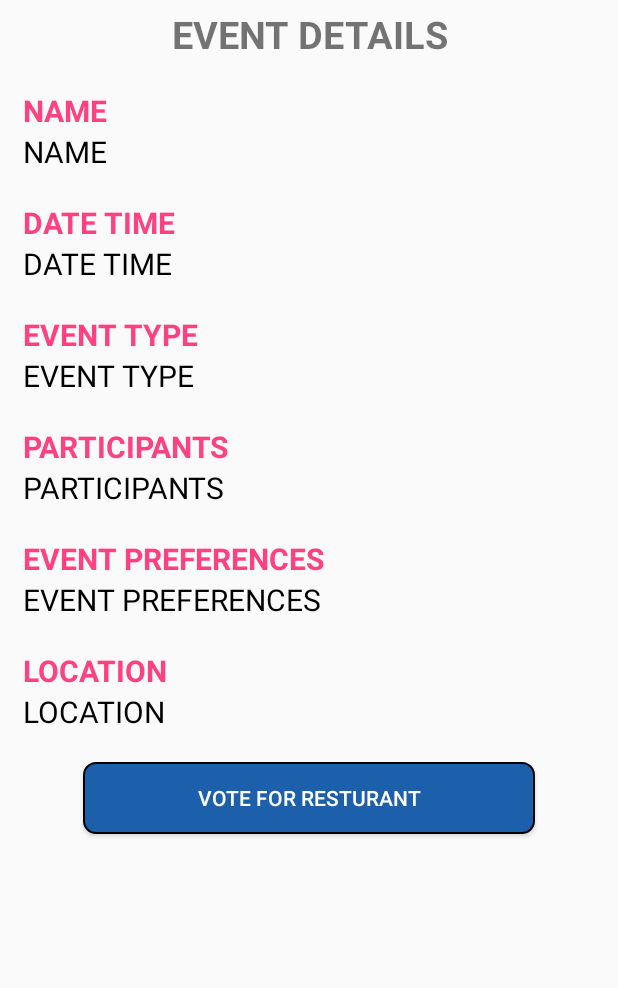
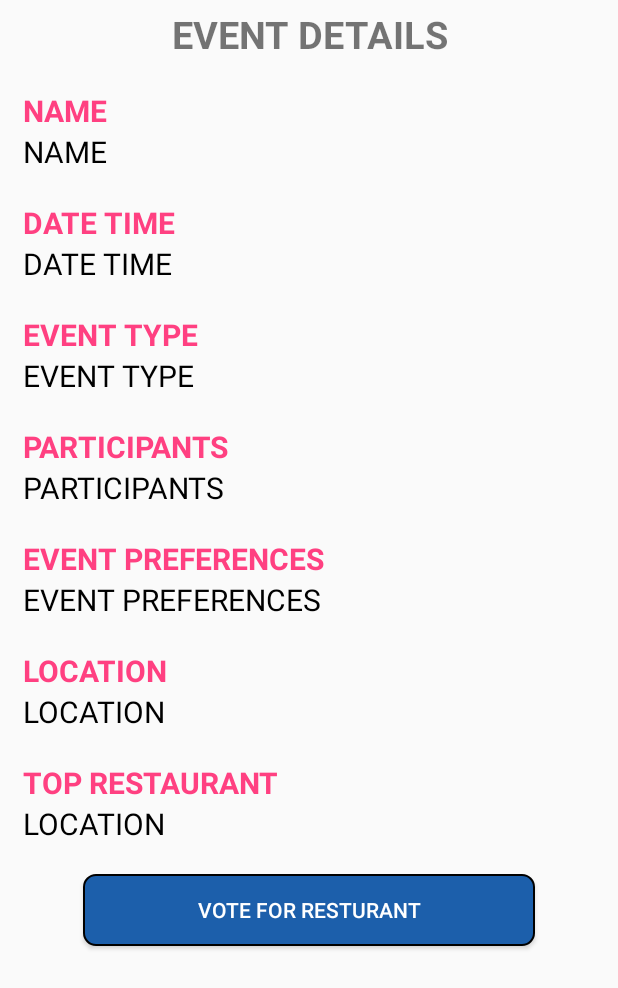
Before and after one commit to aadamsaleem/EatOutAndroid, an Android app: the EventDetailActivity screen opened directly, with no data from a screen before it, on a phone screen of 412 x 824 dp. Shown: the top 988 px of the screen. Run offline under Robolectric (Android 15) with nearby library versions, the phone set to English and light mode, and no system bars; libraries missing offline, so code that uses them is left out: com.loopj.android, cz.msebera.android; 5 statements that could not run were skipped.

Commit message:
Review Button

```diff
--- a/app/src/main/java/com/aadamsaleem/eatout/LoggedIn/Event/CreateEventActivity.java
+++ b/app/src/main/java/com/aadamsaleem/eatout/LoggedIn/Event/CreateEventActivity.java
@@ -304,7 +304,8 @@ public class CreateEventActivity extends AppCompatActivity {
                 }
 
                 eventDetails.put("PARTICIPANTS", friends);
-                eventDetails.put("LOCATION", locationCustomEditText.getText());
+
+                eventDetails.put("LOCATION", locationCustomEditText.getObjects().get(0));
 
                 json.put("EVENT_DETAILS", eventDetails);
             } catch (JSONException e) {
--- a/app/src/main/java/com/aadamsaleem/eatout/LoggedIn/Event/EventDetailActivity.java
+++ b/app/src/main/java/com/aadamsaleem/eatout/LoggedIn/Event/EventDetailActivity.java
@@ -1,11 +1,14 @@
 package com.aadamsaleem.eatout.LoggedIn.Event;
 
+import android.app.Dialog;
 import android.content.Intent;
 import android.os.Bundle;
 import android.support.v7.app.AppCompatActivity;
+import android.util.Log;
 import android.view.View;
 import android.widget.Button;
 import android.widget.TextView;
+import android.widget.Toast;
 
 import com.aadamsaleem.eatout.LoggedIn.Voting.RecommendationVoting;
 import com.aadamsaleem.eatout.R;
@@ -18,8 +21,9 @@ import org.json.JSONObject;
 public class EventDetailActivity extends AppCompatActivity {
 
 
-    private TextView nameTV, dateTimeTV, eventTypeTV, participantsTV, preferencesTV, locationTV;
+    private TextView nameTV, dateTimeTV, eventTypeTV, participantsTV, preferencesTV, locationTV, restaurantTV;
     private Button vote;
+    private boolean isFinished;
 
     String eventID = "";
     @Override
@@ -42,6 +46,7 @@ public class EventDetailActivity extends AppCompatActivity {
         participantsTV = (TextView) findViewById(R.id.participants_tv);
         preferencesTV = (TextView) findViewById(R.id.preferneces_tv);
         locationTV = (TextView) findViewById(R.id.location_tv);
+        restaurantTV = (TextView) findViewById(R.id.resturant_tv);
 
         vote = (Button) findViewById(R.id.vote_button);
     }
@@ -71,14 +76,32 @@ public class EventDetailActivity extends AppCompatActivity {
             @Override
             public void onSuccess(JSONObject result) {
                 try {
+
+                    Log.e("aaaaa",result.toString());
                     JSONObject eventDetails = result.getJSONObject("EVENT_DETAILS");
 
                     nameTV.setText(eventDetails.getString("EVENT_NAME"));
                     dateTimeTV.setText(eventDetails.getString("EVENT_DATETIME"));
                     eventTypeTV.setText(eventDetails.getString("EVENT_TYPE"));
-                    participantsTV.setText(eventDetails.getString("EVENT_PARTICIPANTS"));
+                    participantsTV.setText(eventDetails.getString("EVENT_PARTICIPANT_NAMES"));
                     preferencesTV.setText(eventDetails.getString("EVENT_PREFERENCES"));
                     locationTV.setText(eventDetails.getString("EVENT_LOCATION_TEXT"));
+
+                    String resturant = eventDetails.getString("EVENT_RESTAURENTSELECT");
+                    if(!resturant.equals("None"))
+                        restaurantTV.setText(resturant);
+
+                    isFinished = eventDetails.getBoolean("EVENT_ISFINISHED");
+
+                    if(isFinished){
+                        vote.setText("REVIEW EVENT");
+                        vote.setOnClickListener(new View.OnClickListener() {
+                            @Override
+                            public void onClick(View v) {
+                                Toast.makeText(getApplicationContext(), "Coming Soon!", Toast.LENGTH_LONG).show();
+                            }
+                        });
+                    }
 
                 } catch (JSONException e) {
                     e.printStackTrace();
--- a/app/src/main/java/com/aadamsaleem/eatout/LoggedIn/Voting/RestaurantInfoDialog.java
+++ b/app/src/main/java/com/aadamsaleem/eatout/LoggedIn/Voting/RestaurantInfoDialog.java
@@ -14,6 +14,7 @@ import com.aadamsaleem.eatout.client.CompletionInterface;
 import com.aadamsaleem.eatout.client.EventManager;
 import com.aadamsaleem.eatout.util.PrefUtils;
 import com.nostra13.universalimageloader.core.ImageLoader;
+import com.nostra13.universalimageloader.core.ImageLoaderConfiguration;
 
 import org.json.JSONException;
 import org.json.JSONObject;
@@ -53,7 +54,11 @@ public class RestaurantInfoDialog extends Dialog {
                     restaurantName.setText("" + profile.getString("RESTAURANT_NAME"));
                     ratingTV.setText("" + profile.getDouble("RESTAURANT_RATING"));
 
+
                     ImageLoader imageLoader = ImageLoader.getInstance();
+
+                    imageLoader.init(ImageLoaderConfiguration.createDefault(getContext()));
+
                     imageLoader.displayImage(profile.getString("RESTAURANT_PHOTO"), image);
 
                     double price = profile.getDouble("RESTAURANT_PRICE");
--- a/app/src/main/java/com/aadamsaleem/eatout/client/EventManager.java
+++ b/app/src/main/java/com/aadamsaleem/eatout/client/EventManager.java
@@ -136,6 +136,7 @@ public class EventManager {
         });
 
     }
+
     public static void getRecommendationList(Context context, JSONObject json, final CompletionInterface completionInterface) {
         String url = Constants.BASE_URL+ Constants.GET_RECOMMENDATION_LIST;
 
@@ -170,7 +171,6 @@ public class EventManager {
         });
 
     }
-
 
     public static void createEvent(Context context, JSONObject json, final CompletionInterface completionInterface){
 
--- a/app/src/main/res/layout/activity_event_detail.xml
+++ b/app/src/main/res/layout/activity_event_detail.xml
@@ -154,6 +154,28 @@
                 android:textColor="@android:color/black"
                 android:textSize="20sp"/>
 
+            <TextView
+                android:layout_width="match_parent"
+                android:layout_height="wrap_content"
+                android:text="TOP RESTAURANT"
+                android:textStyle="bold"
+                android:layout_marginLeft="10dp"
+                android:layout_marginTop="20dp"
+                android:gravity="center_vertical"
+                android:textColor="@color/colorAccent"
+                android:textSize="20sp"/>
+
+            <TextView
+                android:id="@+id/resturant_tv"
+                android:layout_width="match_parent"
+                android:layout_height="wrap_content"
+                android:text="LOCATION"
+                android:layout_marginLeft="10dp"
+                android:gravity="center_vertical"
+                android:textColor="@android:color/black"
+                android:textSize="20sp"/>
+
+
 
             <Button
                 android:id="@+id/vote_button"
--- a/app/src/main/res/layout/activity_main.xml
+++ b/app/src/main/res/layout/activity_main.xml
@@ -23,6 +23,7 @@
             app:layout_scrollFlags="scroll|enterAlways"
             app:popupTheme="@style/AppTheme.PopupOverlay">
 
+
         </android.support.v7.widget.Toolbar>
 
         <android.support.design.widget.TabLayout
--- /dev/null
+++ b/app/src/main/res/layout/review_dialog.xml
@@ -0,0 +1,6 @@
+<?xml version="1.0" encoding="utf-8"?>
+<LinearLayout xmlns:android="http://schemas.android.com/apk/res/android"
+    android:orientation="vertical" android:layout_width="match_parent"
+    android:layout_height="match_parent">
+
+</LinearLayout>
```
Also changed, not shown: app/src/main/java/com/aadamsaleem/eatout/CustomViews/CustomListView/EventListViewAdapter.java (renamed from app/src/main/java/com/aadamsaleem/eatout/CustomViews/CustomListView/CustomListViewAdapter.java, +7 -5 lines), app/src/main/java/com/aadamsaleem/eatout/LoggedIn/Home/FriendsFragment.java (+8 -11 lines), app/src/main/java/com/aadamsaleem/eatout/models/Event.java (+5 -5 lines), app/src/main/res/layout/event_list_item.xml (+10 -0 lines).
